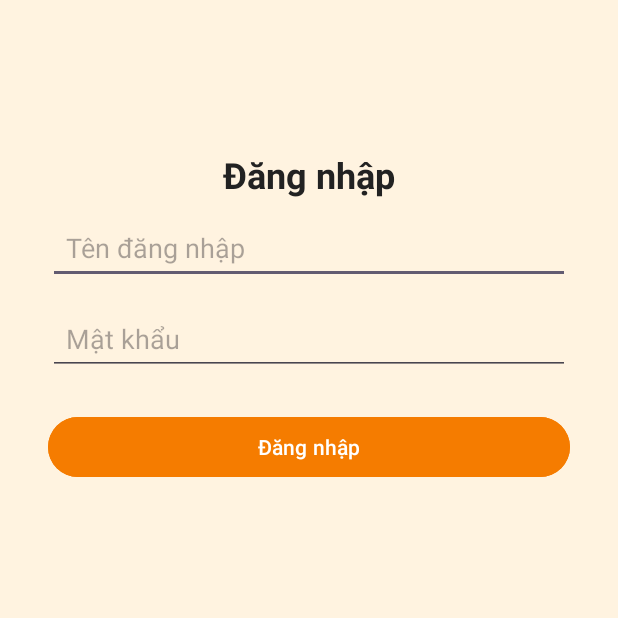
After one commit to XuanTamJee413/PRM392_BrainBox_v1.0, an Android app: the LoginActivity screen opened directly, with no data from a screen before it, on a phone screen of 412 x 824 dp, the top half of it. The commit adds this screen. Run offline under Robolectric (Android 15) with nearby library versions, the phone set to English and light mode, and no system bars.

Commit message:
add: context, login dieu huong, update dbcontext

```diff
--- a/app/src/main/java/com/example/prm392_v1/data/dao/UserDao.java
+++ b/app/src/main/java/com/example/prm392_v1/data/dao/UserDao.java
@@ -16,4 +16,7 @@ public interface UserDao {
 
     @Query("SELECT * FROM users WHERE id = :id")
     User getById(int id);
+
+    @Query("SELECT * FROM users WHERE username = :username AND passwordHash = :hashed LIMIT 1")
+    User login(String username, String hashed);
 }
--- /dev/null
+++ b/app/src/main/java/com/example/prm392_v1/ui/auth/LoginActivity.java
@@ -0,0 +1,89 @@
+package com.example.prm392_v1.ui.auth;
+
+import android.content.Intent;
+import android.os.Bundle;
+import android.widget.Button;
+import android.widget.EditText;
+import android.widget.Toast;
+
+import androidx.activity.EdgeToEdge;
+import androidx.appcompat.app.AppCompatActivity;
+import androidx.core.graphics.Insets;
+import androidx.core.view.ViewCompat;
+import androidx.core.view.WindowInsetsCompat;
+
+import com.example.prm392_v1.R;
+import com.example.prm392_v1.data.BrainBoxDatabase;
+import com.example.prm392_v1.data.entity.User;
+import com.example.prm392_v1.ui.main.DashboardActivity;
+import com.example.prm392_v1.ui.main.HomeActivity;
+import com.example.prm392_v1.ui.main.MainActivity;
+
+import java.security.MessageDigest;
+
+public class LoginActivity extends AppCompatActivity {
+    EditText edtUsername, edtPassword;
+    Button btnLogin;
+    @Override
+    protected void onCreate(Bundle savedInstanceState) {
+        super.onCreate(savedInstanceState);
+        EdgeToEdge.enable(this);
+        setContentView(R.layout.activity_login);
+        ViewCompat.setOnApplyWindowInsetsListener(findViewById(R.id.main), (v, insets) -> {
+            Insets systemBars = insets.getInsets(WindowInsetsCompat.Type.systemBars());
+            v.setPadding(systemBars.left, systemBars.top, systemBars.right, systemBars.bottom);
+            return insets;
+        });
+
+        edtUsername = findViewById(R.id.edtUsername);
+        edtPassword = findViewById(R.id.edtPassword);
+        btnLogin = findViewById(R.id.btnLogin);
+
+        btnLogin.setOnClickListener(v -> {
+            String username = edtUsername.getText().toString().trim();
+            String password = edtPassword.getText().toString().trim();
+
+            if (username.isEmpty() || password.isEmpty()) {
+                Toast.makeText(this, "Vui lòng nhập đủ thông tin", Toast.LENGTH_SHORT).show();
+                return;
+            }
+
+            String hashed = hash(password);
+
+            new Thread(() -> {
+                User user = BrainBoxDatabase.getInstance(getApplicationContext())
+                        .userDao()
+                        .login(username, hashed);
+
+                runOnUiThread(() -> {
+                    if (user != null) {
+                        Toast.makeText(this, "Đăng nhập thành công! Role: " + user.role, Toast.LENGTH_SHORT).show();
+
+                        if ("admin".equalsIgnoreCase(user.role)) {
+                            startActivity(new Intent(this, DashboardActivity.class));
+                        } else if ("teacher".equalsIgnoreCase(user.role)) {
+                            startActivity(new Intent(this, HomeActivity.class));
+                        } else{
+                            startActivity(new Intent(this, HomeActivity.class));
+                        }
+
+                        finish();
+                    } else {
+                        Toast.makeText(this, "Sai thông tin đăng nhập!", Toast.LENGTH_SHORT).show();
+                    }
+                });
+            }).start();
+        });
+    }
+    private String hash(String input) {
+        try {
+            MessageDigest md = MessageDigest.getInstance("SHA-256");
+            byte[] hash = md.digest(input.getBytes("UTF-8"));
+            StringBuilder sb = new StringBuilder();
+            for (byte b : hash) sb.append(String.format("%02x", b));
+            return sb.toString();
+        } catch (Exception e) {
+            return "";
+        }
+    }
+}
--- /dev/null
+++ b/app/src/main/res/layout/activity_login.xml
@@ -0,0 +1,64 @@
+<?xml version="1.0" encoding="utf-8"?>
+<androidx.constraintlayout.widget.ConstraintLayout xmlns:android="http://schemas.android.com/apk/res/android"
+    xmlns:app="http://schemas.android.com/apk/res-auto"
+    xmlns:tools="http://schemas.android.com/tools"
+    android:id="@+id/main"
+    android:layout_width="match_parent"
+    android:layout_height="match_parent"
+    android:background="#FFF3E0"
+    tools:context=".ui.auth.LoginActivity">
+
+    <TextView
+        android:id="@+id/txtTitle"
+        android:layout_width="wrap_content"
+        android:layout_height="wrap_content"
+        android:text="Đăng nhập"
+        android:textSize="24sp"
+        android:textStyle="bold"
+        android:textColor="#222222"
+        app:layout_constraintTop_toTopOf="parent"
+        app:layout_constraintBottom_toTopOf="@id/edtUsername"
+        app:layout_constraintStart_toStartOf="parent"
+        app:layout_constraintEnd_toEndOf="parent"
+        android:layout_marginBottom="16dp"
+        android:layout_marginTop="100dp" />
+
+    <EditText
+        android:id="@+id/edtUsername"
+        android:layout_width="0dp"
+        android:layout_height="wrap_content"
+        android:hint="Tên đăng nhập"
+        android:padding="12dp"
+        app:layout_constraintTop_toBottomOf="@id/txtTitle"
+        app:layout_constraintStart_toStartOf="parent"
+        app:layout_constraintEnd_toEndOf="parent"
+        android:layout_marginHorizontal="32dp"
+        android:layout_marginTop="8dp" />
+
+    <EditText
+        android:id="@+id/edtPassword"
+        android:layout_width="0dp"
+        android:layout_height="wrap_content"
+        android:hint="Mật khẩu"
+        android:inputType="textPassword"
+        android:padding="12dp"
+        app:layout_constraintTop_toBottomOf="@id/edtUsername"
+        app:layout_constraintStart_toStartOf="parent"
+        app:layout_constraintEnd_toEndOf="parent"
+        android:layout_marginHorizontal="32dp"
+        android:layout_marginTop="12dp" />
+
+    <Button
+        android:id="@+id/btnLogin"
+        android:layout_width="0dp"
+        android:layout_height="wrap_content"
+        android:text="Đăng nhập"
+        android:textAllCaps="false"
+        android:backgroundTint="#F57C00"
+        android:textColor="#FFFFFF"
+        app:layout_constraintTop_toBottomOf="@id/edtPassword"
+        app:layout_constraintStart_toStartOf="parent"
+        app:layout_constraintEnd_toEndOf="parent"
+        android:layout_marginHorizontal="32dp"
+        android:layout_marginTop="24dp" />
+</androidx.constraintlayout.widget.ConstraintLayout>
```
Also changed, not shown: app/src/main/AndroidManifest.xml (+14 -1 lines), app/src/main/java/com/example/prm392_v1/BrainBoxApp.java (added, +18 -0 lines), app/src/main/java/com/example/prm392_v1/data/BrainBoxDatabase.java (added, +97 -0 lines), app/src/main/java/com/example/prm392_v1/ui/auth/RegisterActivity.java (added, +26 -0 lines), app/src/main/java/com/example/prm392_v1/ui/main/DashboardActivity.java (added, +26 -0 lines), app/src/main/java/com/example/prm392_v1/ui/main/HomeActivity.java (added, +26 -0 lines), app/src/main/java/com/example/prm392_v1/ui/main/MainActivity.java (renamed from app/src/main/java/com/example/prm392_v1/MainActivity.java, +16 -1 lines), app/src/main/res/layout/activity_dashboard.xml (added, +20 -0 lines), app/src/main/res/layout/activity_home.xml (added, +20 -0 lines), app/src/main/res/layout/activity_main.xml (+23 -2 lines), app/src/main/res/layout/activity_register.xml (added, +20 -0 lines).
